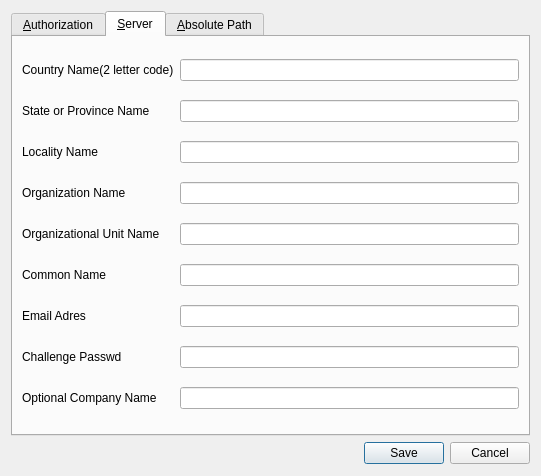
The window that ui/config.ui (COMU/olric) describes before a commit, drawn with Qt 5.
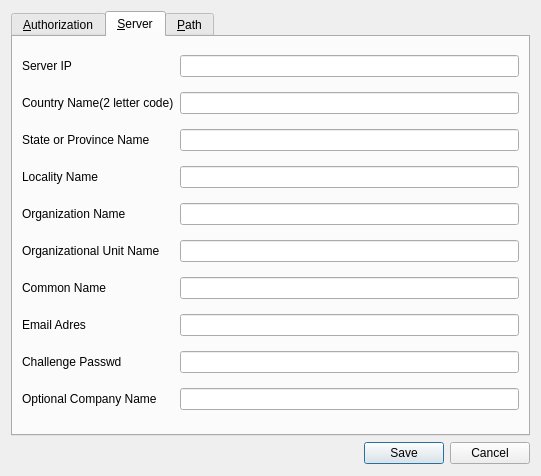
The same window after the commit. The open tabs and pages were chosen to show the change.

```diff
--- a/ui/config.ui
+++ b/ui/config.ui
@@ -128,101 +128,111 @@
        <string>&amp;Server</string>
       </attribute>
       <layout class="QGridLayout" name="gridLayout">
-       <item row="0" column="0">
+       <item row="1" column="0">
         <widget class="QLabel" name="label_20">
          <property name="text">
           <string>Country Name(2 letter code)</string>
          </property>
         </widget>
        </item>
-       <item row="0" column="1">
+       <item row="1" column="1">
         <widget class="QLineEdit" name="Server_country"/>
        </item>
-       <item row="1" column="0">
+       <item row="2" column="0">
         <widget class="QLabel" name="label_21">
          <property name="text">
           <string>State or Province Name</string>
          </property>
         </widget>
        </item>
-       <item row="1" column="1">
+       <item row="2" column="1">
         <widget class="QLineEdit" name="Server_province"/>
        </item>
-       <item row="2" column="1">
+       <item row="3" column="1">
         <widget class="QLineEdit" name="Server_locality"/>
        </item>
-       <item row="2" column="0">
+       <item row="3" column="0">
         <widget class="QLabel" name="label_22">
          <property name="text">
           <string>Locality Name</string>
          </property>
         </widget>
        </item>
-       <item row="3" column="0">
+       <item row="4" column="0">
         <widget class="QLabel" name="label_23">
          <property name="text">
           <string>Organization Name</string>
          </property>
         </widget>
        </item>
-       <item row="3" column="1">
+       <item row="4" column="1">
         <widget class="QLineEdit" name="Server_organization"/>
        </item>
-       <item row="4" column="0">
+       <item row="5" column="0">
         <widget class="QLabel" name="label_24">
          <property name="text">
           <string>Organizational Unit Name</string>
          </property>
         </widget>
        </item>
-       <item row="4" column="1">
+       <item row="5" column="1">
         <widget class="QLineEdit" name="Server_organization_unit"/>
        </item>
-       <item row="5" column="0">
+       <item row="6" column="0">
         <widget class="QLabel" name="label_25">
          <property name="text">
           <string>Common Name</string>
          </property>
         </widget>
        </item>
-       <item row="5" column="1">
+       <item row="6" column="1">
         <widget class="QLineEdit" name="Server_commonName"/>
        </item>
-       <item row="6" column="0">
+       <item row="7" column="0">
         <widget class="QLabel" name="label_26">
          <property name="text">
           <string>Email Adres</string>
          </property>
         </widget>
        </item>
-       <item row="6" column="1">
+       <item row="7" column="1">
         <widget class="QLineEdit" name="Server_email"/>
        </item>
-       <item row="7" column="0">
+       <item row="8" column="0">
         <widget class="QLabel" name="label_27">
          <property name="text">
           <string>Challenge Passwd</string>
          </property>
         </widget>
        </item>
-       <item row="7" column="1">
+       <item row="8" column="1">
         <widget class="QLineEdit" name="Server_passwd"/>
        </item>
-       <item row="8" column="0">
+       <item row="9" column="0">
         <widget class="QLabel" name="label_28">
          <property name="text">
           <string>Optional Company Name</string>
          </property>
         </widget>
        </item>
-       <item row="8" column="1">
+       <item row="9" column="1">
         <widget class="QLineEdit" name="Server_companyName"/>
        </item>
+       <item row="0" column="0">
+        <widget class="QLabel" name="label_3">
+         <property name="text">
+          <string>Server IP</string>
+         </property>
+        </widget>
+       </item>
+       <item row="0" column="1">
+        <widget class="QLineEdit" name="lineEdit_serverip"/>
+       </item>
       </layout>
      </widget>
      <widget class="QWidget" name="tabWidgetPage3">
       <attribute name="title">
-       <string>&amp;Absolute Path</string>
+       <string>&amp;Path</string>
       </attribute>
       <layout class="QGridLayout" name="gridLayout_3">
        <item row="0" column="0">
@@ -246,16 +256,6 @@
         <widget class="QLineEdit" name="line_rdesktop"/>
        </item>
        <item row="2" column="0">
-        <widget class="QLabel" name="label_3">
-         <property name="text">
-          <string>İso path </string>
-         </property>
-        </widget>
-       </item>
-       <item row="2" column="1">
-        <widget class="QLineEdit" name="line_iso_path"/>
-       </item>
-       <item row="3" column="0">
         <spacer name="verticalSpacer">
          <property name="orientation">
           <enum>Qt::Vertical</enum>
```
Left out of the diff: 19 changed lines with no effect on the pictures.
